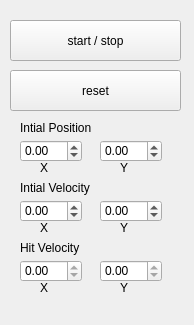
Above: tennisSimulator/forms/physicscontrols.ui from irisgallo/tennis-simulator before the change. Below: the same form after it.
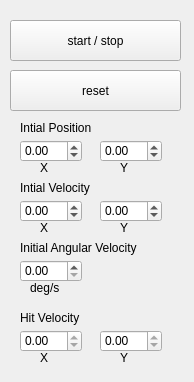
That is the form after the change.

```diff
--- a/tennisSimulator/forms/physicscontrols.ui
+++ b/tennisSimulator/forms/physicscontrols.ui
@@ -7,7 +7,7 @@
     <x>0</x>
     <y>0</y>
     <width>194</width>
-    <height>325</height>
+    <height>382</height>
    </rect>
   </property>
   <property name="windowTitle">
@@ -185,7 +185,7 @@
    <property name="geometry">
     <rect>
      <x>20</x>
-     <y>260</y>
+     <y>330</y>
      <width>62</width>
      <height>22</height>
     </rect>
@@ -204,7 +204,7 @@
    <property name="geometry">
     <rect>
      <x>20</x>
-     <y>240</y>
+     <y>310</y>
      <width>81</width>
      <height>16</height>
     </rect>
@@ -217,7 +217,7 @@
    <property name="geometry">
     <rect>
      <x>120</x>
-     <y>280</y>
+     <y>350</y>
      <width>16</width>
      <height>16</height>
     </rect>
@@ -230,7 +230,7 @@
    <property name="geometry">
     <rect>
      <x>100</x>
-     <y>260</y>
+     <y>330</y>
      <width>62</width>
      <height>22</height>
     </rect>
@@ -249,7 +249,7 @@
    <property name="geometry">
     <rect>
      <x>40</x>
-     <y>280</y>
+     <y>350</y>
      <width>16</width>
      <height>16</height>
     </rect>
@@ -258,6 +258,42 @@
     <string>X</string>
    </property>
   </widget>
+  <widget class="QLabel" name="avLabel">
+   <property name="geometry">
+    <rect>
+     <x>20</x>
+     <y>240</y>
+     <width>141</width>
+     <height>16</height>
+    </rect>
+   </property>
+   <property name="text">
+    <string>Initial Angular Velocity</string>
+   </property>
+  </widget>
+  <widget class="QDoubleSpinBox" name="avSpinBox">
+   <property name="geometry">
+    <rect>
+     <x>20</x>
+     <y>260</y>
+     <width>62</width>
+     <height>22</height>
+    </rect>
+   </property>
+  </widget>
+  <widget class="QLabel" name="avLabel2">
+   <property name="geometry">
+    <rect>
+     <x>30</x>
+     <y>280</y>
+     <width>41</width>
+     <height>16</height>
+    </rect>
+   </property>
+   <property name="text">
+    <string>deg/s</string>
+   </property>
+  </widget>
  </widget>
  <resources/>
  <connections/>
```
